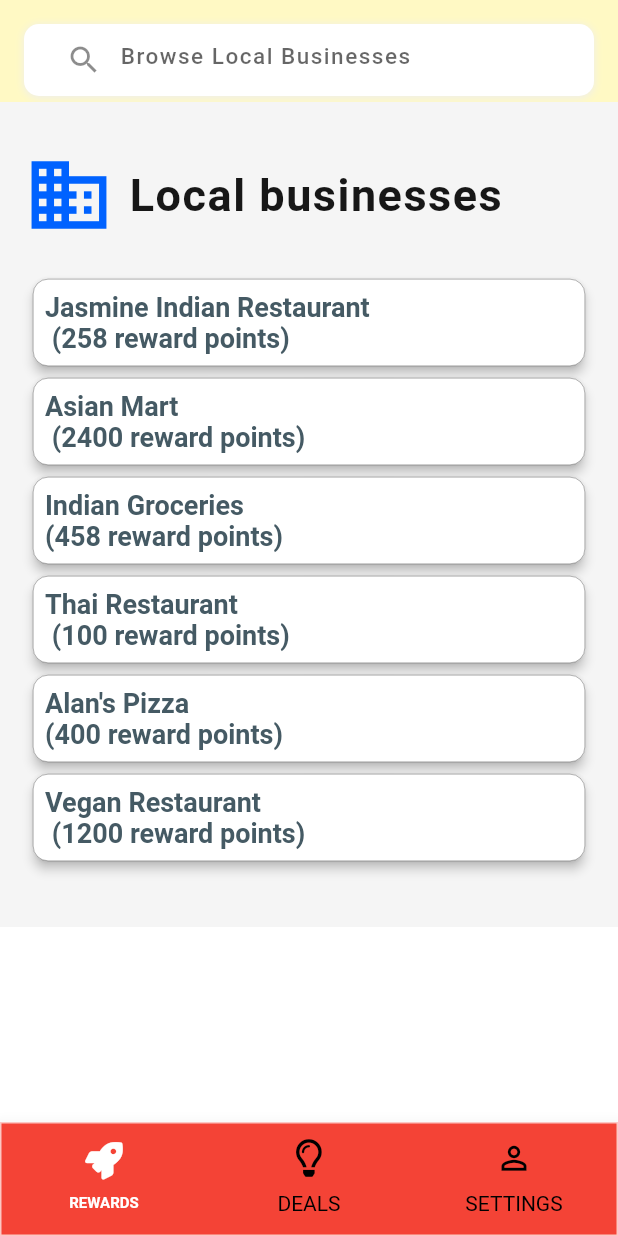
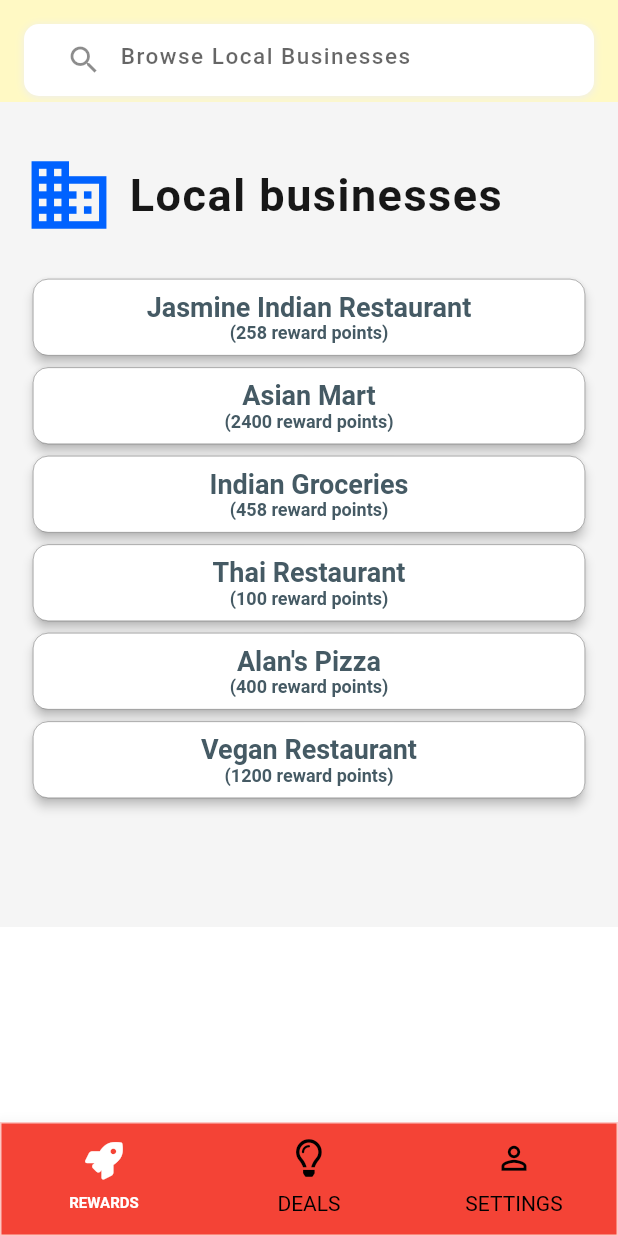
Before and after one commit to JessNah/GrowLocal, a Flutter app: the HomeScreen screen opened directly, on a phone screen of 412 x 824 dp. Run offline on Flutter 3.47's test engine with Material 2 defaults, Android fonts, the phone set to English and light mode, and no system bars; our stand-ins replace charts_flutter, font_awesome_flutter, page_transition; missing offline and left inert: flutter_gradients.

Commit message:
Merge branch 'master' of https://github.com/narayanacoder/GrowLocal
# Conflicts:
#	flutterclient/lib/screens/explore_screen.dart
#	flutterclient/lib/screens/home_screens.dart

```diff
--- a/flutterclient/lib/models/category.dart
+++ b/flutterclient/lib/models/category.dart
@@ -5,19 +5,21 @@ import 'deals.dart';
 class Category{
   String imageUrl;
   String categoryName;
+  String points;
   String subText;
   String id;
   int c;
   List<Deals> d;
   List<Deals> r;
 
-  Category({this.imageUrl, this.categoryName, this.subText, this.id, this.c, this.d, this.r});
+  Category({this.imageUrl, this.categoryName, this.points, this.subText, this.id, this.c, this.d, this.r});
 }
 
 List<Category> categories = [
   Category(
     imageUrl: "images/restaurantsCategory.jpg",
-    categoryName: "Jasmine Indian Restaurant\n (258 reward points)",
+    categoryName: "Jasmine Indian Restaurant",
+    points: "(258 reward points)",
     subText: "10-15 min\n2 new deals",
     id:"1",
     c: 0xFF42A5F5,
@@ -64,7 +66,8 @@ List<Category> categories = [
   ),
   Category(
       imageUrl: "images/groceryCategory.jpg",
-      categoryName: "Asian Mart\n (2400 reward points)",
+      categoryName: "Asian Mart",
+      points: "(2400 reward points)",
       subText: "25-35 min\n14 new deals",
       id:"2",
       c: 0xFF42A5F5,
@@ -111,7 +114,8 @@ List<Category> categories = [
   ),
   Category(
       imageUrl: "images/spices-of-india.jpg",
-      categoryName: "Indian Groceries\n(458 reward points)",
+      categoryName: "Indian Groceries",
+      points: "(458 reward points)",
       subText: "5-15 min\n7 new deals",
       id:"3",
       c: 0xFF42A5F5,
@@ -167,7 +171,8 @@ List<Category> categories = [
   ),
   Category(
       imageUrl: "images/thai.jpg",
-      categoryName: "Thai Restaurant\n (100 reward points)",
+      categoryName: "Thai Restaurant",
+      points: "(100 reward points)",
       subText: "10-15 min\n1 new deal",
       id:"4",
       c: 0xFF42A5F5,
@@ -214,7 +219,8 @@ List<Category> categories = [
   ),
   Category(
       imageUrl: "images/pizza.jpg",
-      categoryName: "Alan's Pizza \n(400 reward points)",
+      categoryName: "Alan's Pizza",
+      points: "(400 reward points)",
       subText: "20-25 min\n5 new deals",
       id:"5",
       c: 0xFF42A5F5,
@@ -261,7 +267,8 @@ List<Category> categories = [
   ),
   Category(
       imageUrl: "images/vegan.jpg",
-      categoryName: "Vegan Restaurant\n (1200 reward points)",
+      categoryName: "Vegan Restaurant",
+      points: "(1200 reward points)",
       subText: "10-15 min\n6 new deals",
       id:"6",
       c: 0xFF42A5F5,
--- a/flutterclient/lib/screens/explore_screen.dart
+++ b/flutterclient/lib/screens/explore_screen.dart
@@ -381,15 +381,25 @@ class _ExploreScreenState extends State<ExploreScreen> with SingleTickerProvider
 
                                  child : Padding(
                                    padding: const EdgeInsets.all(8.0),
-                                   child: Text(
-
+                                   child: Column(
+                                     children: [
+                                       Text(
                                         category.categoryName,
-                               style: TextStyle(
-                                   fontSize: 18,
+                                        style: TextStyle( fontSize: 18,
                                          fontFamily: 'roboto',
                                          fontWeight: FontWeight.bold,
                                          color: Colors.blueGrey[700]
                                        )
+                                       ),
+                                       Text(
+                                           category.points,
+                                           style: TextStyle( fontSize: 12,
+                                               fontFamily: 'roboto',
+                                               fontWeight: FontWeight.bold,
+                                               color: Colors.blueGrey[700]
+                                           )
+                                       )
+                                     ],
                                    ),
                                  )
 
```
Lines whose indentation alone changed are shown as unchanged.
